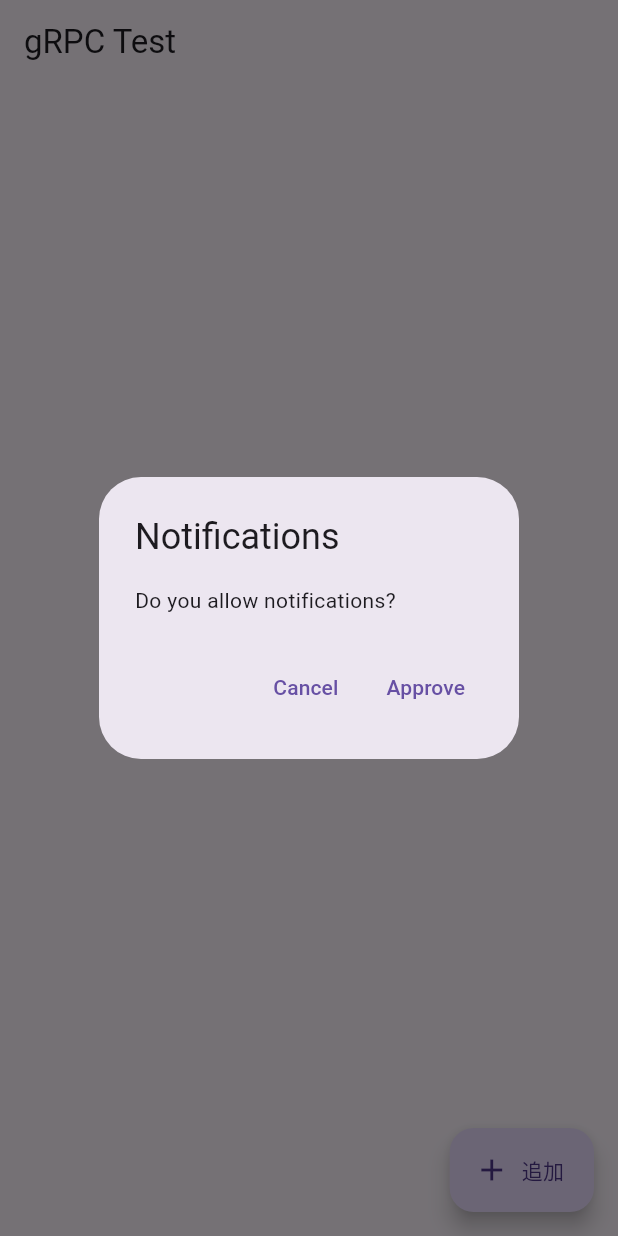
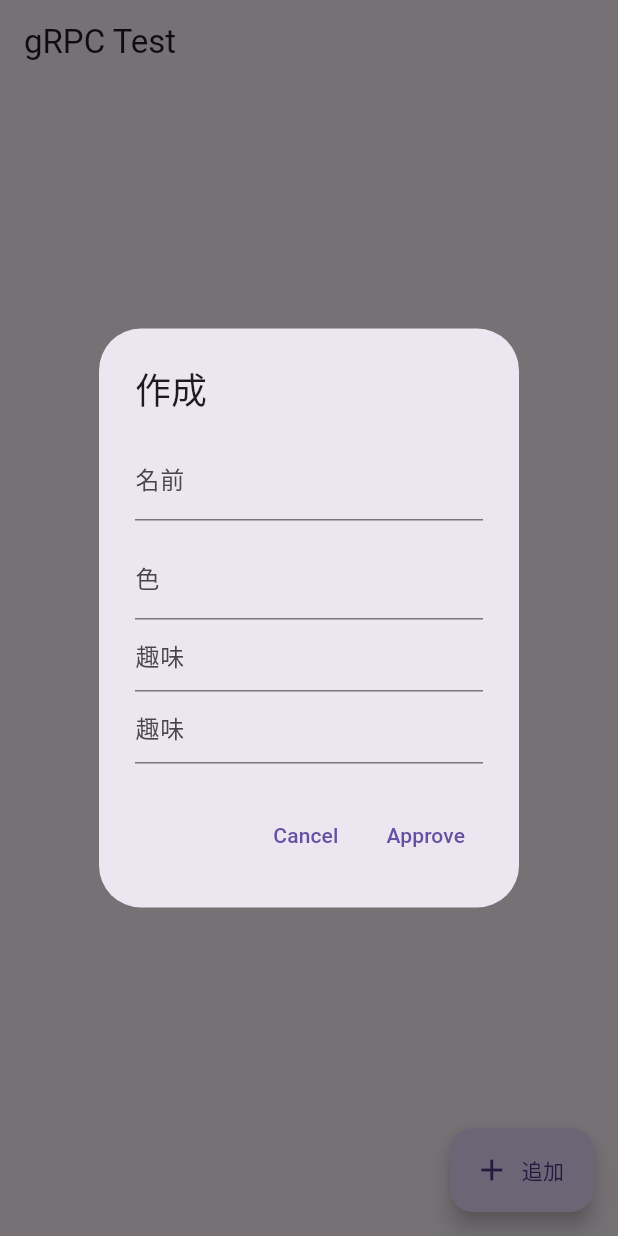
Before and after one commit to chako-mountain/kitta_frontend_flutter, a Flutter app: the screen it shows after launch, after a tap on "追加", on a phone screen of 412 x 824 dp. Run offline on Flutter 3.47's test engine with Material 3 defaults, Android fonts, the phone set to English and light mode, and no system bars; our stand-ins replace fixnum, shared_preferences; missing offline and left inert: grpc, protobuf.

Commit message:
ダイアログを表示

```diff
--- a/lib/main.dart
+++ b/lib/main.dart
@@ -29,8 +29,13 @@ void main() {
   runApp(const MaterialApp(home: MyApp()));
 }
 
+final myController1 = TextEditingController();
+final myController2 = TextEditingController();
+
 class MyApp extends StatelessWidget {
   const MyApp({super.key});
+
+  // final myController = TextEditingController();
 
   Future<void> storeUuid(String uuid) async {
     final prefs = await SharedPreferences.getInstance();
@@ -61,8 +66,7 @@ class MyApp extends StatelessWidget {
       lateCount: 1,
     );
 
-    return MaterialApp(
-      home: Scaffold(
+    return Scaffold(
       appBar: AppBar(title: const Text("gRPC Test")),
       body: Center(
         child: Column(
@@ -74,7 +78,7 @@ class MyApp extends StatelessWidget {
                 final client = GrpcClient();
                 const uuid = "3dd25cc6-c92a-4941-b736-5045afab5eaf";
                 await storeUuid(uuid);
-                  // await client.CreateCutList(cutList); // 必要に応じて有効化
+                await client.CreateCutList(cutList); // 必要に応じて有効化
                 await client.shutdown();
               },
             ),
@@ -84,17 +88,49 @@ class MyApp extends StatelessWidget {
       floatingActionButton: FloatingActionButton.extended(
         onPressed: () => showDialog(
           context: context,
+
           builder: (BuildContext context) => AlertDialog(
-              title: const Text("Notifications"),
-              content: const Text("Do you allow notifications?"),
+            title: const Text("作成"),
+            // content: const Text("Do you allow notifications?"),
+            content: Column(
+              mainAxisSize: MainAxisSize.min, // ダイアログの高さを最小に
+              children: [
+                TextField(decoration: InputDecoration(labelText: "名前")),
+                SizedBox(height: 10), // 少しスペースを空ける
+                TextField(decoration: InputDecoration(labelText: "色")),
+                TextField(
+                  controller: myController1,
+                  decoration: InputDecoration(hintText: '趣味'),
+                ),
+                TextField(
+                  controller: myController2,
+                  decoration: InputDecoration(hintText: '趣味'),
+                ),
+                // getText(),
+              ],
+            ),
+
+            // content: TextField(),
             actions: <Widget>[
               TextButton(
                 onPressed: () => Navigator.pop(context, 'Cancel'),
                 child: const Text('Cancel'),
               ),
               TextButton(
-                  onPressed: () => Navigator.of(context).pop(),
+                onPressed: () {
+                  final inputText1 = myController1.text; // ← ここで値を取得
+                  final inputText2 = myController2.text; // ← ここで値を取得
+                  print('Input Text: $inputText1');
+                  print('Input Text: $inputText2');
+                  Navigator.of(context).pop(); // ダイアログを閉じる
+
+                  cutList.name = inputText1;
+                  cutList.color = inputText2;
+                },
+                // print('Input Text: $inputText')},
                 child: const Text('Approve'),
+                // final inputText = myController.text;
+                // print('Input Text: $inputText')
               ),
             ],
           ),
@@ -102,7 +138,6 @@ class MyApp extends StatelessWidget {
         label: const Text('追加'),
         icon: const Icon(Icons.add),
       ),
-      ),
     );
   }
 }
```
Lines whose indentation alone changed are shown as unchanged.
